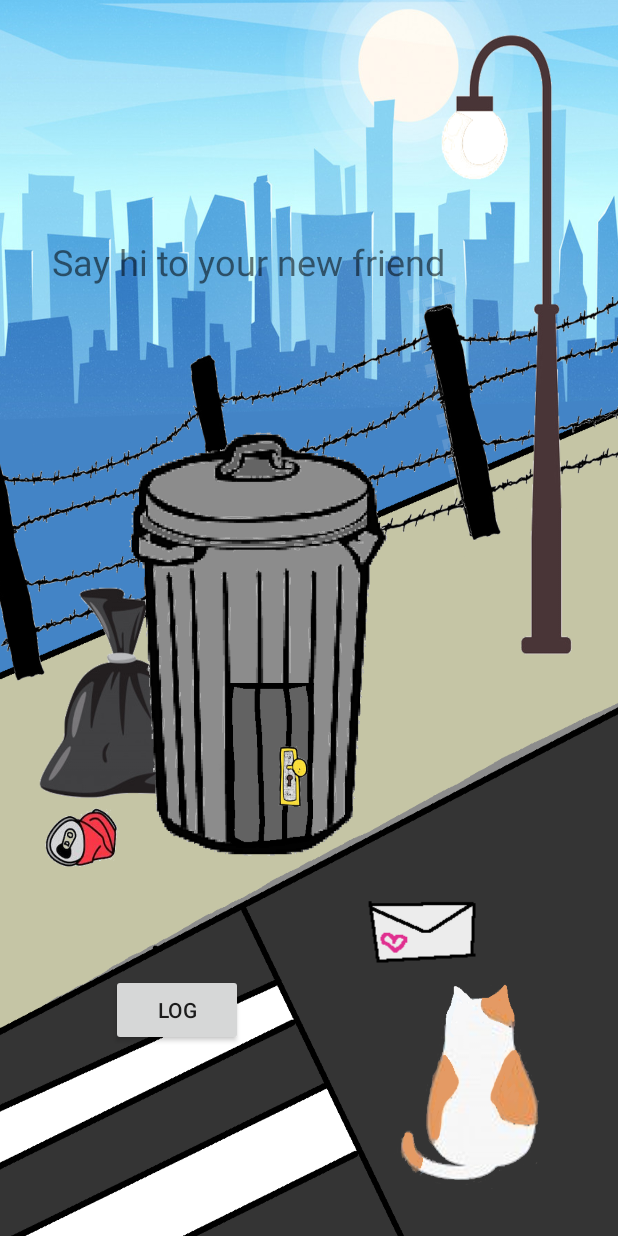
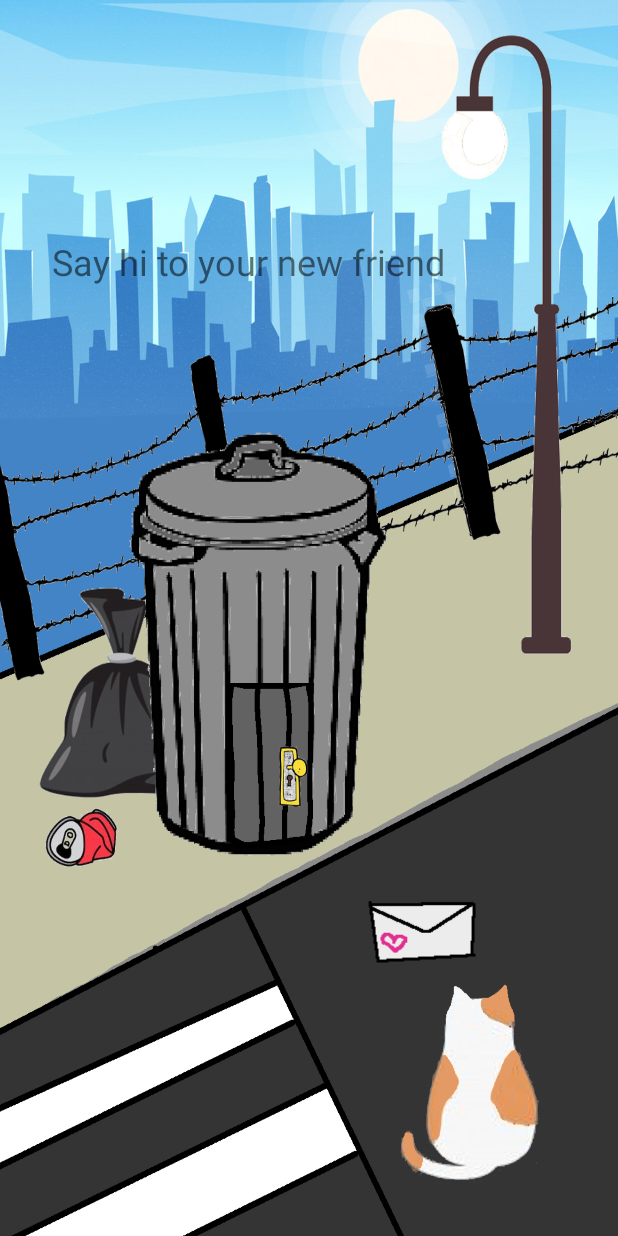
Before and after one commit to vwhwang/BirdFriend, an Android app: the screen it shows after launch (MainActivity), on a phone screen of 412 x 824 dp. Run offline under Robolectric (Android 15) with nearby library versions, the phone set to English and light mode, and no system bars; our stand-ins replace Room's generated code.

Commit message:
hid log button

```diff
--- a/app/src/main/res/layout/fragment_first.xml
+++ b/app/src/main/res/layout/fragment_first.xml
@@ -48,12 +48,13 @@
         android:id="@+id/show_log_button"
         android:layout_width="wrap_content"
         android:layout_height="wrap_content"
-        android:text="log"
+        android:background="@null"
         app:layout_constraintBottom_toBottomOf="parent"
         app:layout_constraintEnd_toStartOf="@+id/temp_notify_button"
+        app:layout_constraintHorizontal_bias="0.04"
         app:layout_constraintStart_toStartOf="parent"
         app:layout_constraintTop_toTopOf="parent"
-        app:layout_constraintVertical_bias="0.837" />
+        app:layout_constraintVertical_bias="0.693" />
 
     <ImageView
         android:id="@+id/letter_img"
```
